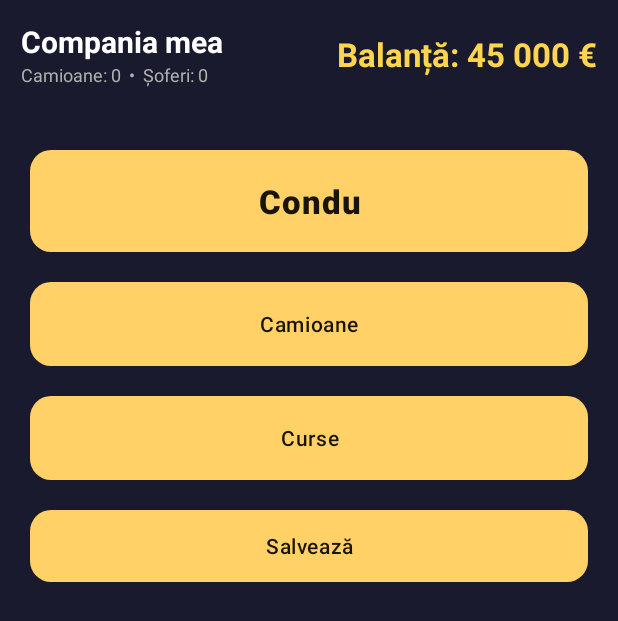
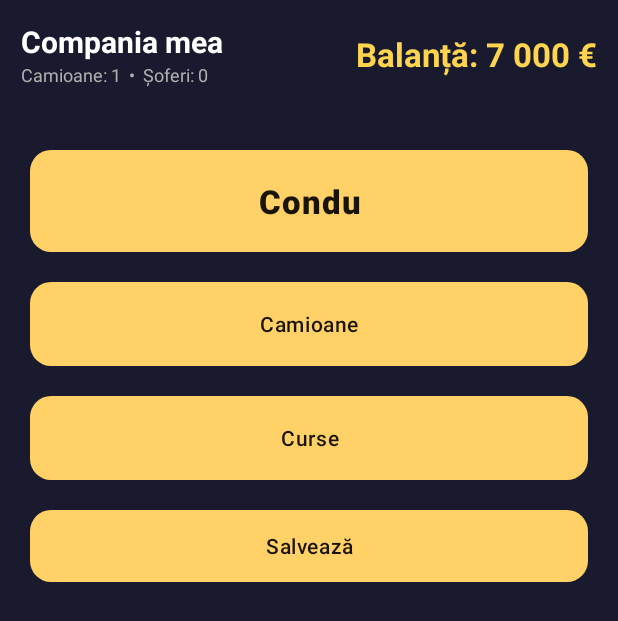
Before and after one commit to qrudyz/ts-ro, an Android app: the MainActivity screen opened directly, with no data from a screen before it, after a tap on "Camioane", on a phone screen of 412 x 824 dp. Shown: the top 621 px of the screen. Run offline under Robolectric (Android 15) with nearby library versions, the light colour scheme and no system bars.

Commit message:
Start budget 75k EUR (starter truck costs 68k) + add app_tagline_short to default locale

```diff
--- a/app/src/main/java/com/rudyunguru/trucks/core/model/Company.kt
+++ b/app/src/main/java/com/rudyunguru/trucks/core/model/Company.kt
@@ -52,7 +52,7 @@ data class PlayerProfile(
     val level: Int = 1,
     val xp: Int = 0,
     /** Enough for a used starter unit or a deposit on a loan-financed MAN TGL. */
-    val moneyEuro: Long = 45_000,
+    val moneyEuro: Long = 75_000,
     val reputation: Int = 0,
     val currentCityId: String = "bucuresti",
 ) {
--- a/app/src/main/java/com/rudyunguru/trucks/state/SaveCodecReader.kt
+++ b/app/src/main/java/com/rudyunguru/trucks/state/SaveCodecReader.kt
@@ -64,7 +64,7 @@ object SaveCodecReader {
         avatarIndex = m.int("avatarIndex", 0),
         level = m.int("level", 1),
         xp = m.int("xp", 0),
-        moneyEuro = m.long("moneyEuro", 45_000),
+        moneyEuro = m.long("moneyEuro", 75_000),
         reputation = m.int("reputation", 0),
         currentCityId = m.str("currentCityId", "bucuresti"),
     )
--- a/app/src/main/res/values/strings.xml
+++ b/app/src/main/res/values/strings.xml
@@ -2,6 +2,7 @@
 <resources>
     <string name="app_name">Romania Truck</string>
     <string name="app_tagline">SIMULATOR DE CAMIOANE</string>
+    <string name="app_tagline_short">RTS</string>
     <string name="loading">Se încarcă…</string>
     <string name="loading_world">Se generează România…</string>
     <string name="loading_truck">Se pregătește camionul…</string>
```
